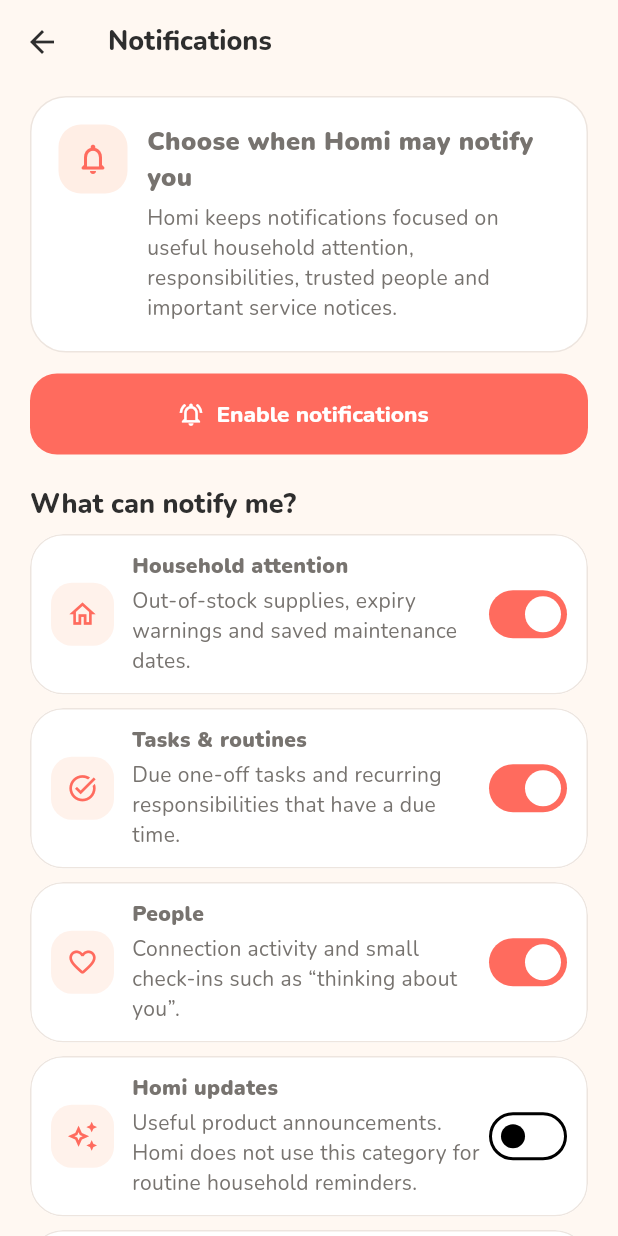
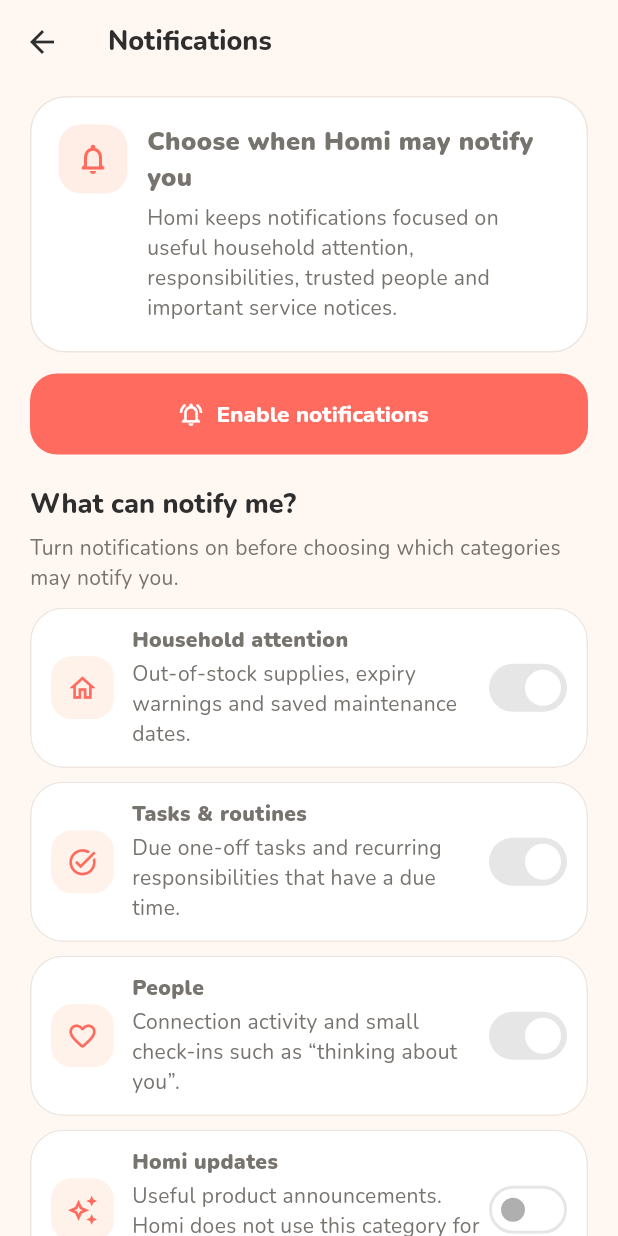
Before and after one commit to BruceVV11/homi, a Flutter app: the NotificationSettingsPage screen opened directly with empty values, on a phone screen of 412 x 824 dp. Run offline on Flutter 3.47's test engine with Material 3 defaults, Android fonts, the phone set to English and light mode, and no system bars; our stand-ins replace battery_plus, cloud_firestore, cloud_functions, firebase_auth, firebase_core, firebase_messaging and 10 more; missing offline and left inert: country_flags, firebase_app_check, google_places_sdk_plus, in_app_purchase_android; accounts and stored records are empty.

Commit message:
Disable notification categories until notifications are active

```diff
--- a/lib/src/features/profile/notification_settings_page.dart
+++ b/lib/src/features/profile/notification_settings_page.dart
@@ -176,13 +176,21 @@
             Text('What can notify me?',
                 style: Theme.of(context).textTheme.titleLarge),
             const SizedBox(height: 8),
+            if (!active)
+              Padding(
+                padding: const EdgeInsets.only(bottom: 9),
+                child: Text(
+                  'Turn notifications on before choosing which categories may notify you.',
+                  style: Theme.of(context).textTheme.bodyMedium,
+                ),
+              ),
             _PreferenceCard(
               icon: Icons.home_outlined,
               title: 'Household attention',
               subtitle:
                   'Out-of-stock supplies, expiry warnings and saved maintenance dates.',
               value: preferences.householdAttention,
-              enabled: preferences.enabled,
+              enabled: active,
               onChanged: (value) =>
                   _save(_preferences.copyWith(householdAttention: value)),
             ),
@@ -192,7 +200,7 @@
               subtitle:
                   'Due one-off tasks and recurring responsibilities that have a due time.',
               value: preferences.tasksAndRoutines,
-              enabled: preferences.enabled,
+              enabled: active,
               onChanged: (value) =>
                   _save(_preferences.copyWith(tasksAndRoutines: value)),
             ),
@@ -202,7 +210,7 @@
               subtitle:
                   'Connection activity and small check-ins such as “thinking about you”.',
               value: preferences.people,
-              enabled: preferences.enabled,
+              enabled: active,
               onChanged: (value) =>
                   _save(_preferences.copyWith(people: value)),
             ),
@@ -212,7 +220,7 @@
               subtitle:
                   'Useful product announcements. Homi does not use this category for routine household reminders.',
               value: preferences.homiUpdates,
-              enabled: preferences.enabled,
+              enabled: active,
               onChanged: (value) =>
                   _save(_preferences.copyWith(homiUpdates: value)),
             ),
@@ -222,7 +230,7 @@
               subtitle:
                   'Important Homi maintenance, availability and account/security notices.',
               value: preferences.serviceNotices,
-              enabled: preferences.enabled,
+              enabled: active,
               onChanged: (value) =>
                   _save(_preferences.copyWith(serviceNotices: value)),
             ),
```
